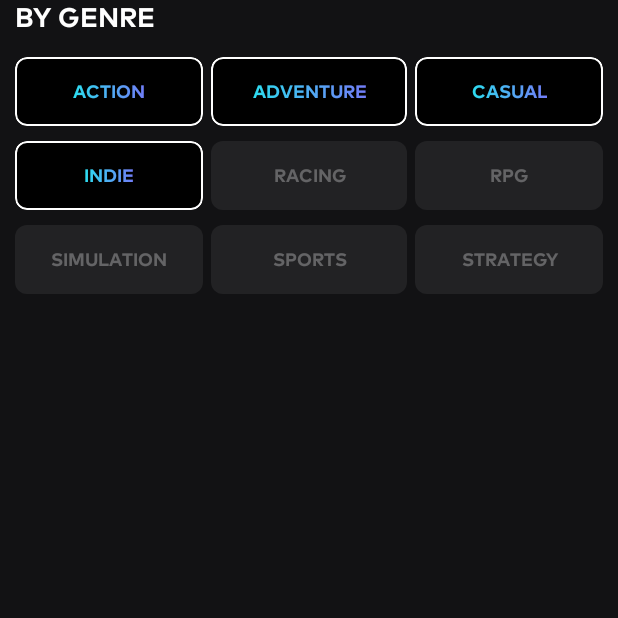
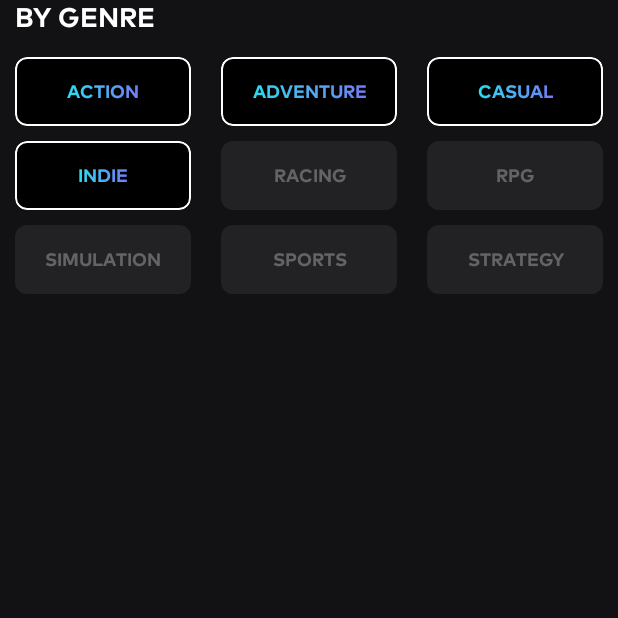
Before and after one commit to FabledTria5/InGameCompose, an Android app built with Jetpack Compose: the composable GenresFilter shown on its own in the app's theme, after a tap on "INDIE", on a phone screen of 412 x 824 dp, the top half of it. Run offline under Robolectric (Android 15) with nearby library versions, the phone set to English and light mode, and no system bars; our stand-ins replace accompanist; network calls fail; 1 statement that could not run was skipped; 3 other taps on this screen came first.

Commit message:
Изменил список жанров на странице фильмов, чтобы скроллить всю страницу

```diff
--- a/features/catalogue/src/main/java/com/fabledt5/catalogue/items/CatalogueFiltersSection.kt
+++ b/features/catalogue/src/main/java/com/fabledt5/catalogue/items/CatalogueFiltersSection.kt
@@ -4,10 +4,9 @@ import androidx.compose.animation.animateColorAsState
 import androidx.compose.foundation.ExperimentalFoundationApi
 import androidx.compose.foundation.layout.*
 import androidx.compose.foundation.lazy.LazyRow
-import androidx.compose.foundation.lazy.grid.GridCells
-import androidx.compose.foundation.lazy.grid.LazyVerticalGrid
-import androidx.compose.foundation.lazy.grid.itemsIndexed
 import androidx.compose.foundation.lazy.itemsIndexed
+import androidx.compose.foundation.rememberScrollState
+import androidx.compose.foundation.verticalScroll
 import androidx.compose.material.Text
 import androidx.compose.runtime.*
 import androidx.compose.ui.Modifier
@@ -22,6 +21,8 @@ import com.fabledt5.catalogue.components.FilterTextItem
 import com.fabledt5.common.theme.Mark
 import com.fabledt5.domain.model.DeveloperItem
 import com.fabledt5.domain.model.Resource
+import com.google.accompanist.flowlayout.FlowMainAxisAlignment
+import com.google.accompanist.flowlayout.FlowRow
 
 @ExperimentalFoundationApi
 @Composable
@@ -30,6 +31,7 @@ fun CatalogueFiltersSection(developersFilters: Resource<List<DeveloperItem>>) {
         modifier = Modifier
             .padding(vertical = 20.dp)
             .fillMaxSize()
+            .verticalScroll(state = rememberScrollState())
     ) {
         when (developersFilters) {
 //            is Resource.Error -> showDevelopersError()
@@ -141,22 +143,20 @@ fun GenresFilter(modifier: Modifier = Modifier) {
             fontWeight = FontWeight.Bold,
             fontSize = 18.sp
         )
-        LazyVerticalGrid(
-            columns = GridCells.Fixed(count = 3),
-            contentPadding = PaddingValues(horizontal = 10.dp),
+        FlowRow(
+            modifier = Modifier
+                .padding(horizontal = 10.dp)
+                .fillMaxWidth(),
+            mainAxisAlignment = FlowMainAxisAlignment.SpaceBetween
         ) {
-            itemsIndexed(genresList) { index, item ->
-                var isSelected by remember { mutableStateOf(false) }
+            genresList.forEach { item ->
+                var isItemSelected by remember { mutableStateOf(false) }
                 FilterTextItem(
                     filterName = item,
-                    onItemClick = { isSelected = !isSelected },
-                    isActive = isSelected,
+                    onItemClick = { isItemSelected = !isItemSelected },
+                    isActive = isItemSelected,
                     modifier = Modifier
-                        .padding(
-                            end = if (index.mod(3) == 0) 5.dp else 0.dp,
-                            start = if ((index + 1).mod(3) == 0) 5.dp else 0.dp,
-                            bottom = 10.dp
-                        )
+                        .padding(bottom = 10.dp)
                         .fillMaxWidth(fraction = .3f)
                 )
             }
--- a/features/catalogue/src/main/java/com/fabledt5/catalogue/screens/CatalogueScreen.kt
+++ b/features/catalogue/src/main/java/com/fabledt5/catalogue/screens/CatalogueScreen.kt
@@ -58,7 +58,8 @@ fun CatalogueScreen(catalogueViewModel: CatalogueViewModel) {
                     .padding(start = 10.dp, top = 15.dp, end = 10.dp)
                     .fillMaxWidth()
             )
-            if (isFiltersListOpen) CatalogueFiltersSection(developersFilters) else CatalogueSearchSection()
+            if (isFiltersListOpen) CatalogueFiltersSection(developersFilters)
+            else CatalogueSearchSection()
         }
     }
 }
```
